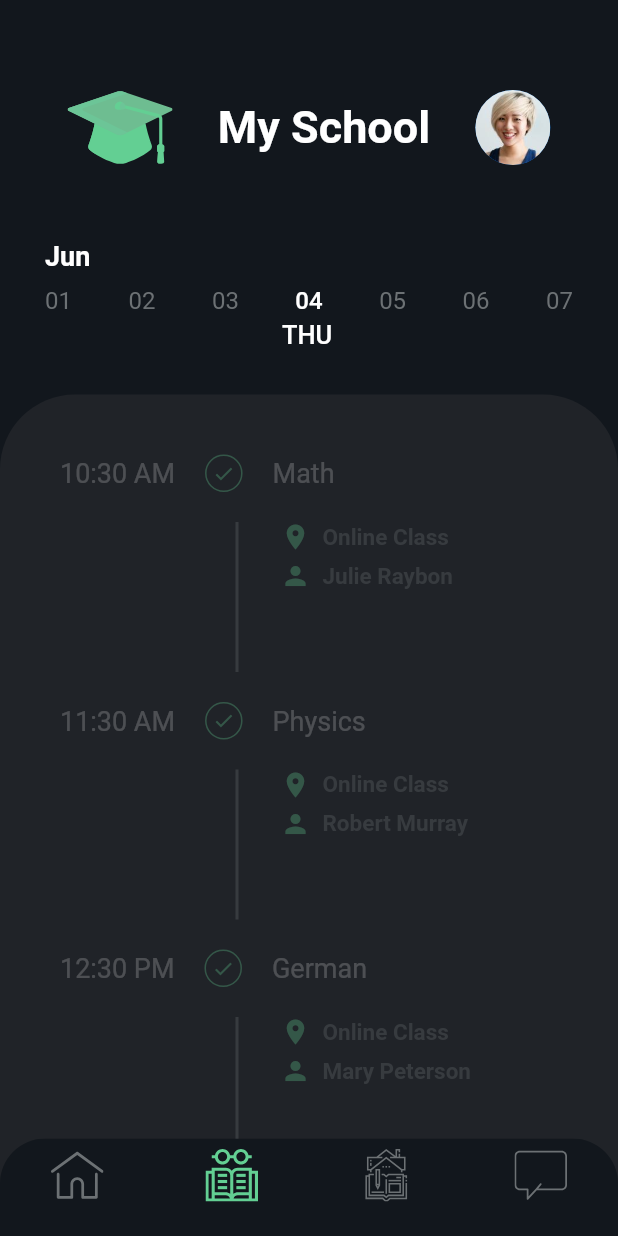
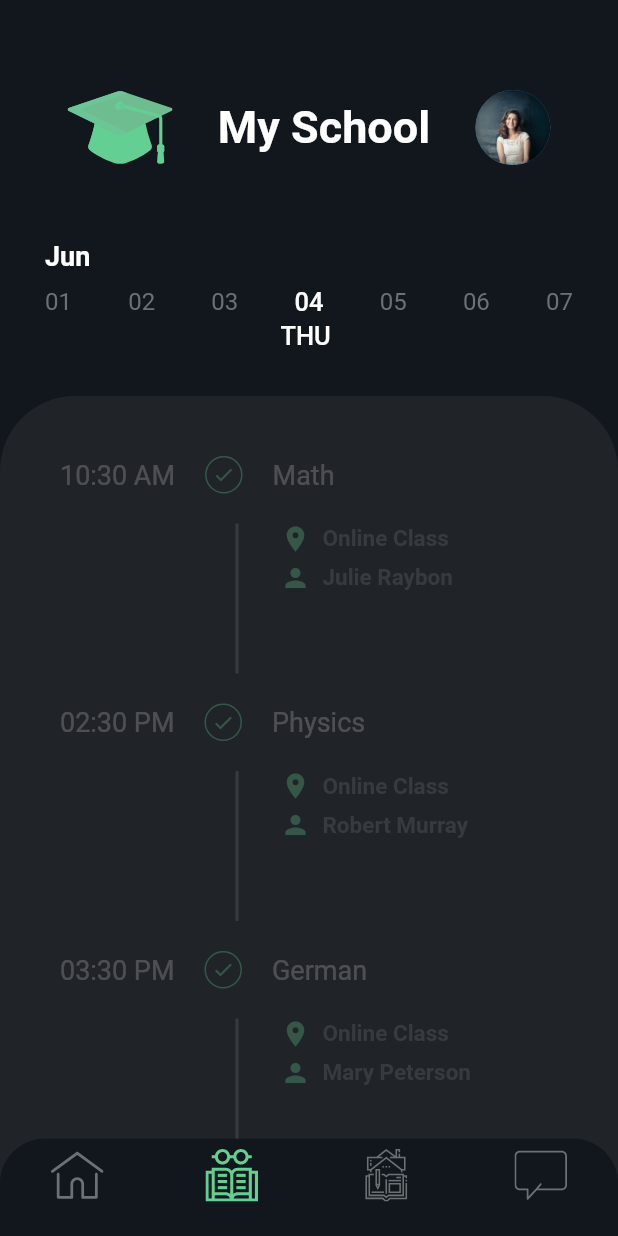
Before and after one commit to lucianefalcao/goschool_ui, a Flutter app: the BottomNavigation screen opened directly, item 2 of the bottom bar chosen, on a phone screen of 412 x 824 dp. Run offline on Flutter 3.47's test engine with Material 2 defaults, Android fonts, the phone set to English and light mode, and no system bars; our stand-ins replace flutter_icons, flutter_svg.

Commit message:
final adjustments

```diff
--- a/ui/lib/constants.dart
+++ b/ui/lib/constants.dart
@@ -1,10 +1,12 @@
 import 'package:flutter/material.dart';
 
-const kAccentColor = Color(0xFF63CF93);
-const kPrimaryColor = Color(0xFF202328);
-const kBackgroundColor = Color(0xFF12171D);
 const kCardColor = Color(0xFF282B30);
 const kHourColor = Color(0xFFF5C35A);
 const kBGColor = Color(0xFF343537);
 
 const kTextColor = Color(0xFF6C7174);
+
+const kCalendarDay = TextStyle(
+  color: kTextColor,
+  fontSize: 16.0,
+);
--- a/ui/lib/main.dart
+++ b/ui/lib/main.dart
@@ -7,7 +7,6 @@ void main() {
 }
 
 class MyApp extends StatelessWidget {
-  // This widget is the root of your application.
   @override
   Widget build(BuildContext context) {
     SystemChrome.setSystemUIOverlayStyle(
@@ -17,7 +16,9 @@ class MyApp extends StatelessWidget {
       debugShowCheckedModeBanner: false,
       title: 'GoSchool UI',
       theme: ThemeData(
-        primarySwatch: Colors.blue,
+        primaryColor: Color(0xFF202328),
+        accentColor: Color(0xFF63CF93),
+        backgroundColor: Color(0xFF12171D),
         visualDensity: VisualDensity.adaptivePlatformDensity,
       ),
       home: WelcomeScreen(),
--- a/ui/lib/models/alert.dart
+++ b/ui/lib/models/alert.dart
@@ -6,17 +6,15 @@ class Alert {
   Alert({this.title, this.subject, this.time});
 }
 
-// FIXME: time
-
 List<Alert> recentAlerts = [
   Alert(
     title: "Math Test",
     subject: "Trigonometry",
-    time: DateTime.parse("2020-06-03 14:30:04"),
+    time: DateTime.parse("2020-06-05 12:30:00"),
   ),
   Alert(
     title: "Physics Test",
     subject: "Gravitation",
-    time: DateTime.parse("2020-06-04 13:30:04"),
+    time: DateTime.parse("2020-06-05 14:30:00"),
   ),
 ];
--- a/ui/lib/models/classes.dart
+++ b/ui/lib/models/classes.dart
@@ -20,18 +20,18 @@ List<Classes> classes = [
     subject: "Physics",
     type: "Online Class",
     teacherName: "Robert Murray",
-    time: DateTime.parse("2020-06-04 11:30:00"),
+    time: DateTime.parse("2020-06-04 14:30:00"),
   ),
   Classes(
     subject: "German",
     type: "Online Class",
     teacherName: "Mary Peterson",
-    time: DateTime.parse("2020-06-04 12:30:00"),
+    time: DateTime.parse("2020-06-04 15:30:00"),
   ),
   Classes(
     subject: "History",
     type: "Online Class",
     teacherName: "Jim Brooke",
-    time: DateTime.parse("2020-06-04 13:30:00"),
+    time: DateTime.parse("2020-06-04 14:30:00"),
   ),
 ];
--- a/ui/lib/screens/classes_screen.dart
+++ b/ui/lib/screens/classes_screen.dart
@@ -1,7 +1,7 @@
 import 'package:flutter/material.dart';
-import 'package:flutter_svg/flutter_svg.dart';
 import 'package:ui/constants.dart';
 import 'package:ui/widgets/build_classes.dart';
+import 'package:ui/widgets/header.dart';
 
 class ClassesScreen extends StatefulWidget {
   @override
@@ -13,30 +13,7 @@ class _ClassesScreenState extends State<ClassesScreen> {
   Widget build(BuildContext context) {
     return ListView(
       children: <Widget>[
-        Padding(
-          padding: EdgeInsets.fromLTRB(30.0, 50.0, 30.0, 30.0),
-          child: Row(
-            mainAxisAlignment: MainAxisAlignment.spaceAround,
-            children: <Widget>[
-              SvgPicture.asset(
-                "assets/icons/grad_cap.png",
-                height: 70.0,
-              ),
-              Text(
-                "My School",
-                style: TextStyle(
-                  color: Colors.white,
-                  fontSize: 30.0,
-                  fontWeight: FontWeight.bold,
-                ),
-              ),
-              CircleAvatar(
-                radius: 25.0,
-                backgroundImage: AssetImage("assets/images/44.jpg"),
-              ),
-            ],
-          ),
-        ),
+        Header(),
         Padding(
           padding: EdgeInsets.fromLTRB(30.0, 10.0, 30.0, 30.0),
           child: Column(
@@ -54,60 +31,24 @@ class _ClassesScreenState extends State<ClassesScreen> {
               Row(
                 mainAxisAlignment: MainAxisAlignment.spaceBetween,
                 children: <Widget>[
-                  Text(
-                    "01",
-                    style: TextStyle(
-                      color: kTextColor,
-                      fontSize: 16.0,
-                    ),
-                  ),
-                  Text(
-                    "02",
-                    style: TextStyle(
-                      color: kTextColor,
-                      fontSize: 16.0,
-                    ),
-                  ),
-                  Text(
-                    "03",
-                    style: TextStyle(
-                      color: kTextColor,
-                      fontSize: 16.0,
-                    ),
-                  ),
+                  Text("01", style: kCalendarDay),
+                  Text("02", style: kCalendarDay),
+                  Text("03", style: kCalendarDay),
                   Text(
                     "04",
-                    style: TextStyle(
+                    style: kCalendarDay.copyWith(
                       color: Colors.white,
-                      fontSize: 16.0,
+                      fontSize: 17.0,
                       fontWeight: FontWeight.w500,
                     ),
                   ),
-                  Text(
-                    "05",
-                    style: TextStyle(
-                      color: kTextColor,
-                      fontSize: 16.0,
-                    ),
-                  ),
-                  Text(
-                    "06",
-                    style: TextStyle(
-                      color: kTextColor,
-                      fontSize: 16.0,
-                    ),
-                  ),
-                  Text(
-                    "07",
-                    style: TextStyle(
-                      color: kTextColor,
-                      fontSize: 16.0,
-                    ),
-                  ),
+                  Text("05", style: kCalendarDay),
+                  Text("06", style: kCalendarDay),
+                  Text("07", style: kCalendarDay),
                 ],
               ),
               Padding(
-                padding: EdgeInsets.only(left: 158.0, top: 3.0),
+                padding: EdgeInsets.only(left: 157.0, top: 3.0),
                 child: Text(
                   "THU",
                   style: TextStyle(
@@ -123,7 +64,7 @@ class _ClassesScreenState extends State<ClassesScreen> {
         Container(
           padding: EdgeInsets.all(40.0),
           decoration: BoxDecoration(
-            color: kPrimaryColor,
+            color: Theme.of(context).primaryColor,
             borderRadius: BorderRadius.only(
               topLeft: Radius.circular(50.0),
               topRight: Radius.circular(50.0),
--- a/ui/lib/widgets/bottom_navigation.dart
+++ b/ui/lib/widgets/bottom_navigation.dart
@@ -28,7 +28,7 @@ class _BottomNavigationState extends State<BottomNavigation> {
   @override
   Widget build(BuildContext context) {
     return Scaffold(
-      backgroundColor: kBackgroundColor,
+      backgroundColor: Theme.of(context).backgroundColor,
       body: Stack(
         children: <Widget>[
           _currentPage,
@@ -50,7 +50,7 @@ class _BottomNavigationState extends State<BottomNavigation> {
         ),
         child: BottomNavigationBar(
           type: BottomNavigationBarType.fixed,
-          backgroundColor: kBackgroundColor,
+          backgroundColor: Theme.of(context).backgroundColor,
           currentIndex: _selectedTab,
           onTap: (int index) {
             setState(() {
@@ -64,15 +64,15 @@ class _BottomNavigationState extends State<BottomNavigation> {
               icon: SvgPicture.asset(
                 "assets/icons/house.svg",
                 width: 35.0,
-                color: _selectedTab == 0 ? kAccentColor : kTextColor,
+                color: _selectedTab == 0 ? Theme.of(context).accentColor : kTextColor,
               ),
               title: SizedBox.shrink(),
             ),
             BottomNavigationBarItem(
               icon: SvgPicture.asset(
-                "assets/icons/read_book2.svg",
+                "assets/icons/read_book.svg",
                 width: 35.0,
-                color: _selectedTab == 1 ? kAccentColor : kTextColor,
+                color: _selectedTab == 1 ? Theme.of(context).accentColor : kTextColor,
               ),
               title: SizedBox.shrink(),
             ),
@@ -80,7 +80,7 @@ class _BottomNavigationState extends State<BottomNavigation> {
               icon: SvgPicture.asset(
                 "assets/icons/homework.svg",
                 width: 35.0,
-                color: _selectedTab == 2 ? kAccentColor : kTextColor,
+                color: _selectedTab == 2 ? Theme.of(context).accentColor : kTextColor,
               ),
               title: SizedBox.shrink(),
             ),
@@ -88,7 +88,7 @@ class _BottomNavigationState extends State<BottomNavigation> {
               icon: SvgPicture.asset(
                 "assets/icons/comment.svg",
                 width: 35.0,
-                color: _selectedTab == 3 ? kAccentColor : kTextColor,
+                color: _selectedTab == 3 ? Theme.of(context).accentColor : kTextColor,
               ),
               title: SizedBox.shrink(),
             ),
--- a/ui/lib/widgets/build_classes.dart
+++ b/ui/lib/widgets/build_classes.dart
@@ -9,7 +9,6 @@ class BuildClasses extends StatefulWidget {
 }
 
 class _BuildClassesState extends State<BuildClasses> {
-
   DateFormat dateFormat = DateFormat("hh:mm a");
 
   @override
@@ -20,7 +19,7 @@ class _BuildClassesState extends State<BuildClasses> {
       itemCount: classes.length,
       itemBuilder: (BuildContext context, int index) {
         Classes c = classes[index];
-        _getTime(c);
+        _getStatus(c);
         return Column(
           children: <Widget>[
             Row(
@@ -52,7 +51,7 @@ class _BuildClassesState extends State<BuildClasses> {
                         height: 25.0,
                         width: 40.0,
                         decoration: BoxDecoration(
-                          color: kAccentColor,
+                          color: Theme.of(context).accentColor,
                           borderRadius: BorderRadius.circular(5.0),
                         ),
                         child: Center(
@@ -83,8 +82,8 @@ class _BuildClassesState extends State<BuildClasses> {
                         Icon(
                           Icons.location_on,
                           color: c.isPassed
-                              ? kAccentColor.withOpacity(0.3)
-                              : kAccentColor,
+                              ? Theme.of(context).accentColor.withOpacity(0.3)
+                              : Theme.of(context).accentColor,
                           size: 20.0,
                         ),
                         SizedBox(width: 8.0),
@@ -106,8 +105,8 @@ class _BuildClassesState extends State<BuildClasses> {
                         Icon(
                           Icons.person,
                           color: c.isPassed
-                              ? kAccentColor.withOpacity(0.3)
-                              : kAccentColor,
+                              ? Theme.of(context).accentColor.withOpacity(0.3)
+                              : Theme.of(context).accentColor,
                           size: 20.0,
                         ),
                         SizedBox(width: 8.0),
@@ -134,27 +133,28 @@ class _BuildClassesState extends State<BuildClasses> {
     );
   }
 
-  _getTime(Classes c) {
+  _getStatus(Classes c) {
     DateTime now = DateTime.now();
-
-    // FIXME: not working correctly
+    DateTime finishedTime = c.time.add(Duration(hours: 1));
 
     if (now.difference(c.time).inMinutes >= 59) {
       c.isPassed = true;
-    } else if (c.time.difference(now).inMinutes <= 59 &&
-        (c.time.hour == now.hour || c.time.difference(now).inHours == 2)) {
+    } else if (now.difference(c.time).inMinutes <= 59 &&
+        now.difference(finishedTime).inMinutes >= -59) {
       c.isHappening = true;
-    } else {
-      c.isHappening = false;
     }
+  }
 
+  _getTime(Classes c) {
     return Container(
       height: 25.0,
       width: 25.0,
       decoration: BoxDecoration(
         shape: BoxShape.circle,
         border: Border.all(
-          color: c.isPassed ? kAccentColor.withOpacity(0.3) : kAccentColor,
+          color: c.isPassed
+              ? Theme.of(context).accentColor.withOpacity(0.3)
+              : Theme.of(context).accentColor,
           // width: 2.0,
         ),
       ),
@@ -166,14 +166,16 @@ class _BuildClassesState extends State<BuildClasses> {
     if (c.isPassed) {
       return Icon(
         Icons.check,
-        color: c.isPassed ? kAccentColor.withOpacity(0.3) : kAccentColor,
+        color: c.isPassed
+            ? Theme.of(context).accentColor.withOpacity(0.3)
+            : Theme.of(context).accentColor,
         size: 15.0,
       );
     } else if (c.isHappening) {
       return Container(
         margin: EdgeInsets.all(5.0),
         decoration: BoxDecoration(
-          color: kAccentColor,
+          color: Theme.of(context).accentColor,
           shape: BoxShape.circle,
         ),
       );
--- a/ui/lib/widgets/radial_painter.dart
+++ b/ui/lib/widgets/countdown_painter.dart
@@ -2,13 +2,13 @@ import 'dart:math';
 
 import 'package:flutter/cupertino.dart';
 
-class RadialPainter extends CustomPainter {
+class CountdownPainter extends CustomPainter {
   final Color bgColor;
   final Color lineColor;
   final double percent;
   final double width;
 
-  RadialPainter({this.bgColor, this.lineColor, this.percent, this.width});
+  CountdownPainter({this.bgColor, this.lineColor, this.percent, this.width});
 
   @override
   void paint(Canvas canvas, Size size) {
--- /dev/null
+++ b/ui/lib/widgets/header.dart
@@ -0,0 +1,32 @@
+import 'package:flutter/material.dart';
+import 'package:flutter_svg/flutter_svg.dart';
+
+class Header extends StatelessWidget {
+  @override
+  Widget build(BuildContext context) {
+    return Padding(
+      padding: EdgeInsets.fromLTRB(30.0, 50.0, 30.0, 30.0),
+      child: Row(
+        mainAxisAlignment: MainAxisAlignment.spaceAround,
+        children: <Widget>[
+          SvgPicture.asset(
+            "assets/icons/grad_cap.png",
+            height: 70.0,
+          ),
+          Text(
+            "My School",
+            style: TextStyle(
+              color: Colors.white,
+              fontSize: 30.0,
+              fontWeight: FontWeight.bold,
+            ),
+          ),
+          CircleAvatar(
+            radius: 25.0,
+            backgroundImage: AssetImage("assets/images/profile_pic.jpg"),
+          ),
+        ],
+      ),
+    );
+  }
+}
```
Also changed, not shown: ui/lib/helper/color_helper.dart (deleted, +0 -9 lines), ui/lib/models/homework.dart (+4 -6 lines), ui/lib/screens/home_screen.dart (+8 -31 lines), ui/lib/screens/welcome_screen.dart (+4 -4 lines), ui/lib/widgets/recents_alerts.dart (renamed from ui/lib/widgets/recents_alert.dart, +21 -13 lines), ui/lib/widgets/recents_homeworks.dart (renamed from ui/lib/widgets/recents_homework.dart, +5 -4 lines), ui/assets/icons/read_book.svg, ui/assets/icons/read_book2.svg (deleted), ui/assets/images/44.jpg (deleted), ui/assets/images/profile_pic.jpg (added), 1 other file.
